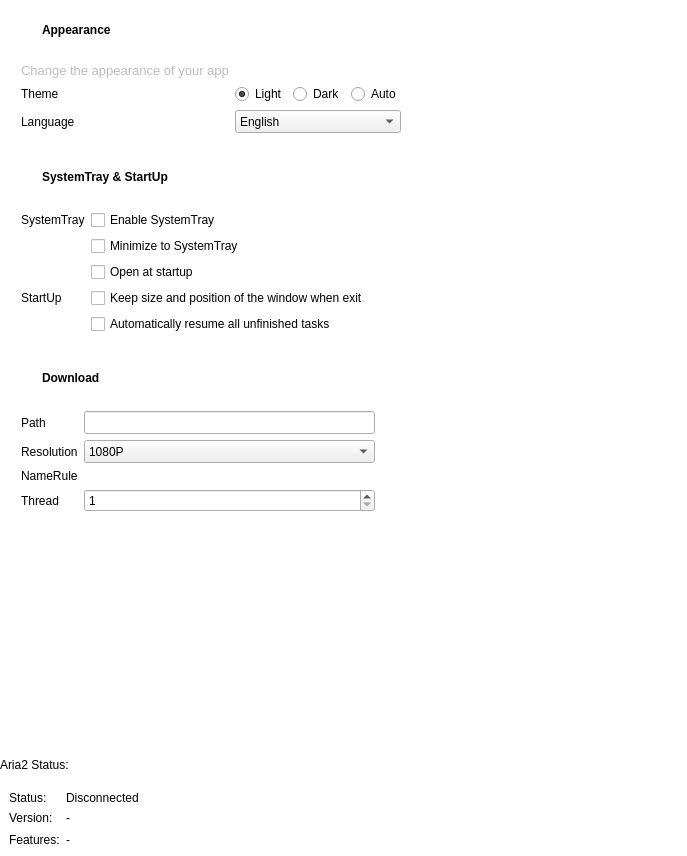
First picture: the form in sVanilla/src/ClientUi/Setting/DefaultSettings.ui, repository WangPengZhan/sVanilla, before the edit.
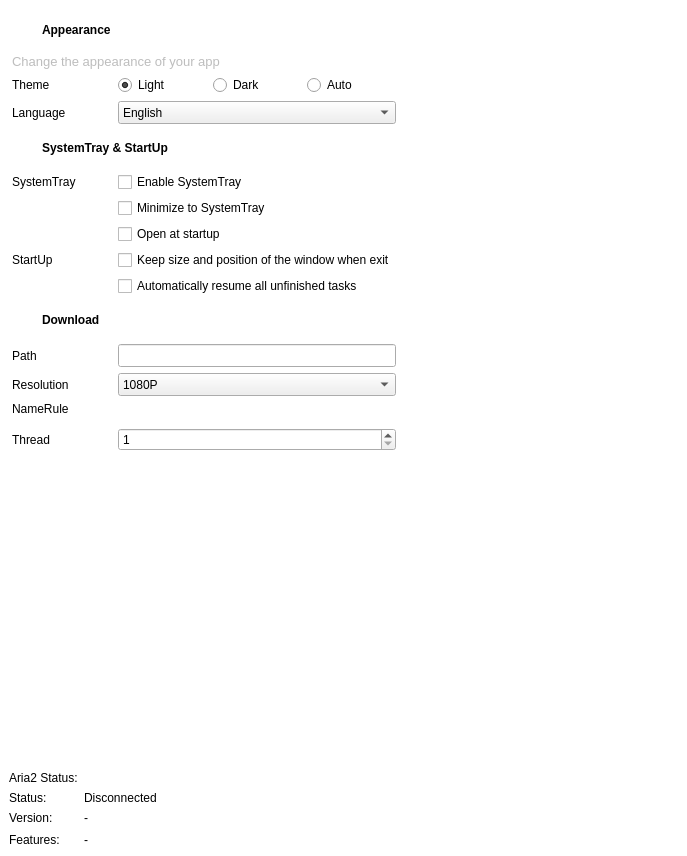
Second picture: the form after the edit. Icons and pictures are not drawn. Custom widgets are drawn as their Qt base class.

Commit message:
Update UI layout and style configurations
Refactored widget properties and layout structures for consistency and readability. Adjusted scrollbar slider color, improved spacing and margin settings, and modified button icons and text in the settings interface.

Patch:
```diff
--- a/sVanilla/src/ClientUi/Setting/DefaultSettings.ui
+++ b/sVanilla/src/ClientUi/Setting/DefaultSettings.ui
@@ -54,13 +54,10 @@
         <x>0</x>
         <y>0</y>
         <width>687</width>
-        <height>722</height>
+           <height>708</height>
        </rect>
       </property>
-      <layout class="QVBoxLayout" name="verticalLayout_4">
-       <property name="spacing">
-        <number>6</number>
-       </property>
+         <layout class="QGridLayout" name="gridLayout_4">
        <property name="leftMargin">
         <number>12</number>
        </property>
@@ -73,9 +70,9 @@
        <property name="bottomMargin">
         <number>12</number>
        </property>
-       <item>
-        <widget class="QWidget" name="widgetAppearanceTitle" native="true">
-         <layout class="QHBoxLayout" name="horizontalLayout_5">
+             <item row="16" column="0" colspan="2">
+                 <widget class="QWidget" name="widgetDownloadTitle" native="true">
+                     <layout class="QHBoxLayout" name="horizontalLayout_9">
           <property name="leftMargin">
            <number>0</number>
           </property>
@@ -89,7 +86,7 @@
            <number>0</number>
           </property>
           <item>
-           <widget class="QPushButton" name="btnAppearanceIcon">
+              <widget class="QPushButton" name="pushButton_2">
             <property name="minimumSize">
              <size>
               <width>24</width>
@@ -123,19 +120,19 @@
            </widget>
           </item>
           <item>
-           <widget class="QLabel" name="label_2">
+              <widget class="QLabel" name="labelDownload">
             <property name="font">
              <font>
               <bold>true</bold>
              </font>
             </property>
             <property name="text">
-             <string>Appearance</string>
+                <string>Download</string>
             </property>
            </widget>
           </item>
           <item>
-           <spacer name="horizontalSpacer_6">
+              <spacer name="horizontalSpacer_8">
             <property name="orientation">
              <enum>Qt::Orientation::Horizontal</enum>
             </property>
@@ -150,43 +147,8 @@
          </layout>
         </widget>
        </item>
-       <item>
-        <widget class="DividingLine" name="dividingApperanceFirst" native="true"/>
-       </item>
-       <item>
-        <widget class="QWidget" name="widgetApperance" native="true">
-         <layout class="QGridLayout" name="gridLayout_5">
-          <property name="bottomMargin">
-           <number>20</number>
-          </property>
-          <item row="3" column="2">
-           <spacer name="horizontalSpacer">
-            <property name="orientation">
-             <enum>Qt::Orientation::Horizontal</enum>
-            </property>
-            <property name="sizeHint" stdset="0">
-             <size>
-              <width>40</width>
-              <height>20</height>
-             </size>
-            </property>
-           </spacer>
-          </item>
-          <item row="2" column="2">
-           <spacer name="horizontalSpacer_2">
-            <property name="orientation">
-             <enum>Qt::Orientation::Horizontal</enum>
-            </property>
-            <property name="sizeHint" stdset="0">
-             <size>
-              <width>40</width>
-              <height>20</height>
-             </size>
-            </property>
-           </spacer>
-          </item>
-          <item row="2" column="1">
-           <widget class="QWidget" name="widget" native="true">
+             <item row="3" column="1">
+                 <widget class="QWidget" name="widgetThemeBtn" native="true">
             <layout class="QHBoxLayout" name="horizontalLayout">
              <property name="leftMargin">
               <number>0</number>
@@ -227,79 +189,144 @@
             </layout>
            </widget>
           </item>
+             <item row="21" column="1">
+                 <widget class="QWidget" name="widget_2" native="true">
+                     <property name="sizePolicy">
+                         <sizepolicy hsizetype="Preferred" vsizetype="Fixed">
+                             <horstretch>0</horstretch>
+                             <verstretch>0</verstretch>
+                         </sizepolicy>
+                     </property>
+                     <layout class="QVBoxLayout" name="verticalLayout_3">
+                         <property name="leftMargin">
+                             <number>0</number>
+                         </property>
+                         <property name="topMargin">
+                             <number>0</number>
+                         </property>
+                         <property name="rightMargin">
+                             <number>0</number>
+                         </property>
+                         <property name="bottomMargin">
+                             <number>0</number>
+                         </property>
+                     </layout>
+                 </widget>
+             </item>
+             <item row="18" column="0">
+                 <widget class="QLabel" name="labelDownloadPathIdentifier">
+                     <property name="sizePolicy">
+                         <sizepolicy hsizetype="Preferred" vsizetype="Preferred">
+                             <horstretch>0</horstretch>
+                             <verstretch>0</verstretch>
+                         </sizepolicy>
+                     </property>
+                     <property name="baseSize">
+                         <size>
+                             <width>0</width>
+                             <height>20</height>
+                         </size>
+                     </property>
+                     <property name="text">
+                         <string>Path</string>
+                     </property>
+                 </widget>
+             </item>
+             <item row="18" column="1">
+                 <widget class="::FileSelector" name="folderSelectorDownloadPath">
+                     <property name="minimumSize">
+                         <size>
+                             <width>0</width>
+                             <height>23</height>
+                         </size>
+                     </property>
+                 </widget>
+             </item>
+             <item row="14" column="0">
+                 <widget class="QLabel" name="labelStartUpIdentifier">
+                     <property name="sizePolicy">
+                         <sizepolicy hsizetype="Preferred" vsizetype="Preferred">
+                             <horstretch>0</horstretch>
+                             <verstretch>0</verstretch>
+                         </sizepolicy>
+                     </property>
+                     <property name="text">
+                         <string>StartUp</string>
+                     </property>
+                 </widget>
+             </item>
+             <item row="19" column="1">
+                 <widget class="QComboBox" name="comboBoxResolution">
+                     <property name="minimumSize">
+                         <size>
+                             <width>0</width>
+                             <height>23</height>
+                         </size>
+                     </property>
+                     <item>
+                         <property name="text">
+                             <string>1080P</string>
+                         </property>
+                     </item>
+                     <item>
+                         <property name="text">
+                             <string>720P</string>
+                         </property>
+                     </item>
+                 </widget>
+             </item>
+             <item row="14" column="1">
+                 <widget class="QCheckBox" name="checkBoxKeepState">
+                     <property name="text">
+                         <string>Keep size and position of the window when exit</string>
+                     </property>
+                 </widget>
+             </item>
+             <item row="17" column="0" colspan="3">
+                 <widget class="DividingLine" name="dividingDownload" native="true"/>
+             </item>
+             <item row="25" column="1">
+                 <widget class="QSpinBox" name="spinBoxThread">
+                     <property name="sizePolicy">
+                         <sizepolicy hsizetype="Minimum" vsizetype="Preferred">
+                             <horstretch>0</horstretch>
+                             <verstretch>0</verstretch>
+                         </sizepolicy>
+                     </property>
+                     <property name="minimumSize">
+                         <size>
+                             <width>0</width>
+                             <height>23</height>
+                         </size>
+                     </property>
+                     <property name="minimum">
+                         <number>1</number>
+                     </property>
+                     <property name="maximum">
+                         <number>64</number>
+                     </property>
+                     <property name="singleStep">
+                         <number>1</number>
+                     </property>
+                 </widget>
+             </item>
+             <item row="26" column="0">
+                 <spacer name="verticalSpacer">
+                     <property name="orientation">
+                         <enum>Qt::Vertical</enum>
+                     </property>
+                     <property name="sizeHint" stdset="0">
+                         <size>
+                             <width>17</width>
+                             <height>47</height>
+                         </size>
+                     </property>
+                 </spacer>
+             </item>
+             <item row="1" column="0" colspan="3">
+                 <widget class="DividingLine" name="dividingApperanceFirst" native="true"/>
+             </item>
           <item row="3" column="0">
-           <widget class="QLabel" name="labelLanguageIdentifier">
-            <property name="sizePolicy">
-             <sizepolicy hsizetype="Preferred" vsizetype="Preferred">
-              <horstretch>0</horstretch>
-              <verstretch>0</verstretch>
-             </sizepolicy>
-            </property>
-            <property name="text">
-             <string>Language</string>
-            </property>
-           </widget>
-          </item>
-          <item row="1" column="0">
-           <widget class="QLabel" name="labelAppearanceExpain">
-            <property name="palette">
-             <palette>
-              <active>
-               <colorrole role="WindowText">
-                <brush brushstyle="SolidPattern">
-                 <color alpha="66">
-                  <red>0</red>
-                  <green>0</green>
-                  <blue>0</blue>
-                 </color>
-                </brush>
-               </colorrole>
-              </active>
-              <inactive>
-               <colorrole role="WindowText">
-                <brush brushstyle="SolidPattern">
-                 <color alpha="66">
-                  <red>0</red>
-                  <green>0</green>
-                  <blue>0</blue>
-                 </color>
-                </brush>
-               </colorrole>
-              </inactive>
-              <disabled/>
-             </palette>
-            </property>
-            <property name="font">
-             <font>
-              <pointsize>10</pointsize>
-             </font>
-            </property>
-            <property name="text">
-             <string>Change the appearance of your app</string>
-            </property>
-           </widget>
-          </item>
-          <item row="3" column="1">
-           <widget class="QComboBox" name="comboBoxLanguge">
-            <property name="minimumSize">
-             <size>
-              <width>0</width>
-              <height>23</height>
-             </size>
-            </property>
-            <item>
-             <property name="text">
-              <string>English</string>
-             </property>
-            </item>
-            <item>
-             <property name="text">
-              <string>中文</string>
-             </property>
-            </item>
-           </widget>
-          </item>
-          <item row="2" column="0">
            <widget class="QLabel" name="labelTheme">
             <property name="enabled">
              <bool>true</bool>
@@ -310,6 +337,12 @@
               <verstretch>0</verstretch>
              </sizepolicy>
             </property>
+                     <property name="minimumSize">
+                         <size>
+                             <width>100</width>
+                             <height>0</height>
+                         </size>
+                     </property>
             <property name="baseSize">
              <size>
               <width>0</width>
@@ -321,10 +354,7 @@
             </property>
            </widget>
           </item>
-         </layout>
-        </widget>
-       </item>
-       <item>
+             <item row="7" column="0" colspan="2">
         <widget class="QWidget" name="widgetSystenTrayTitle" native="true">
          <layout class="QHBoxLayout" name="horizontalLayout_8">
           <property name="leftMargin">
@@ -401,95 +431,89 @@
          </layout>
         </widget>
        </item>
-       <item>
-        <widget class="DividingLine" name="dividingSystemTray" native="true"/>
-       </item>
-       <item>
-        <widget class="QWidget" name="widgetSystemTray" native="true">
-         <layout class="QGridLayout" name="gridLayout_3">
-          <property name="bottomMargin">
-           <number>20</number>
-          </property>
-          <item row="0" column="0">
-           <widget class="QLabel" name="labelSystemTray">
-            <property name="sizePolicy">
-             <sizepolicy hsizetype="Preferred" vsizetype="Preferred">
-              <horstretch>0</horstretch>
-              <verstretch>0</verstretch>
-             </sizepolicy>
-            </property>
+             <item row="10" column="1">
+                 <widget class="QCheckBox" name="checkBoxEnableTray">
             <property name="text">
-             <string>SystemTray</string>
+                         <string>Enable SystemTray</string>
             </property>
            </widget>
           </item>
-          <item row="3" column="1">
-           <widget class="QCheckBox" name="checkBoxMinToTray">
-            <property name="text">
-             <string>Minimize to SystemTray</string>
-            </property>
-           </widget>
-          </item>
-          <item row="5" column="0">
-           <widget class="QLabel" name="labelStartUpIdentifier">
-            <property name="sizePolicy">
-             <sizepolicy hsizetype="Preferred" vsizetype="Preferred">
-              <horstretch>0</horstretch>
-              <verstretch>0</verstretch>
-             </sizepolicy>
-            </property>
-            <property name="text">
-             <string>StartUp</string>
-            </property>
-           </widget>
-          </item>
-          <item row="8" column="1">
+             <item row="15" column="1">
            <widget class="QCheckBox" name="checkBoxResumeTask">
             <property name="text">
              <string>Automatically resume all unfinished tasks</string>
             </property>
            </widget>
           </item>
-          <item row="4" column="1">
+             <item row="5" column="0">
+                 <widget class="QLabel" name="labelLanguageIdentifier">
+                     <property name="sizePolicy">
+                         <sizepolicy hsizetype="Preferred" vsizetype="Preferred">
+                             <horstretch>0</horstretch>
+                             <verstretch>0</verstretch>
+                         </sizepolicy>
+                     </property>
+                     <property name="text">
+                         <string>Language</string>
+                     </property>
+                 </widget>
+             </item>
+             <item row="10" column="0">
+                 <widget class="QLabel" name="labelSystemTray">
+                     <property name="sizePolicy">
+                         <sizepolicy hsizetype="Preferred" vsizetype="Preferred">
+                             <horstretch>0</horstretch>
+                             <verstretch>0</verstretch>
+                         </sizepolicy>
+                     </property>
+                     <property name="text">
+                         <string>SystemTray</string>
+                     </property>
+                 </widget>
+             </item>
+             <item row="10" column="2">
+                 <spacer name="horizontalSpacer">
+                     <property name="orientation">
+                         <enum>Qt::Horizontal</enum>
+                     </property>
+                     <property name="sizeHint" stdset="0">
+                         <size>
+                             <width>40</width>
+                             <height>20</height>
+                         </size>
+                     </property>
+                 </spacer>
+             </item>
+             <item row="5" column="1">
+                 <widget class="QComboBox" name="comboBoxLanguge">
+                     <property name="minimumSize">
+                         <size>
+                             <width>0</width>
+                             <height>23</height>
+                         </size>
+                     </property>
+                     <item>
+                         <property name="text">
+                             <string>English</string>
+                         </property>
+                     </item>
+                     <item>
+                         <property name="text">
+                             <string>中文</string>
+                         </property>
+                     </item>
+                 </widget>
+             </item>
+             <item row="12" column="1">
            <widget class="QCheckBox" name="checkBoxOpenStartup">
             <property name="text">
              <string>Open at startup</string>
             </property>
            </widget>
           </item>
-          <item row="0" column="1">
-           <widget class="QCheckBox" name="checkBoxEnableTray">
-            <property name="text">
-             <string>Enable SystemTray</string>
-            </property>
-           </widget>
-          </item>
-          <item row="0" column="2">
-           <spacer name="horizontalSpacer_12">
-            <property name="orientation">
-             <enum>Qt::Orientation::Horizontal</enum>
-            </property>
-            <property name="sizeHint" stdset="0">
-             <size>
-              <width>40</width>
-              <height>20</height>
-             </size>
-            </property>
-           </spacer>
-          </item>
-          <item row="5" column="1">
-           <widget class="QCheckBox" name="checkBoxKeepState">
-            <property name="text">
-             <string>Keep size and position of the window when exit</string>
-            </property>
-           </widget>
-          </item>
-         </layout>
-        </widget>
-       </item>
-       <item>
-        <widget class="QWidget" name="widgetDownloadTitle" native="true">
-         <layout class="QHBoxLayout" name="horizontalLayout_9">
+             <item row="0" column="0" colspan="2">
+                 <widget class="QWidget" name="widgetAppearanceTitle" native="true">
+                     <layout class="QHBoxLayout" name="horizontalLayout_5">
           <property name="leftMargin">
            <number>0</number>
           </property>
@@ -503,7 +527,7 @@
            <number>0</number>
           </property>
           <item>
-           <widget class="QPushButton" name="pushButton_2">
+              <widget class="QPushButton" name="btnAppearanceIcon">
             <property name="minimumSize">
              <size>
               <width>24</width>
@@ -537,19 +561,19 @@
            </widget>
           </item>
           <item>
-           <widget class="QLabel" name="labelDownload">
+              <widget class="QLabel" name="label_2">
             <property name="font">
              <font>
               <bold>true</bold>
              </font>
             </property>
             <property name="text">
-             <string>Download</string>
+                <string>Appearance</string>
             </property>
            </widget>
           </item>
           <item>
-           <spacer name="horizontalSpacer_8">
+              <spacer name="horizontalSpacer_6">
             <property name="orientation">
              <enum>Qt::Orientation::Horizontal</enum>
             </property>
@@ -564,80 +588,7 @@
          </layout>
         </widget>
        </item>
-       <item>
-        <widget class="DividingLine" name="dividingDownload" native="true"/>
-       </item>
-       <item>
-        <widget class="QWidget" name="widgetPath" native="true">
-         <layout class="QGridLayout" name="gridLayout">
-          <property name="bottomMargin">
-           <number>20</number>
-          </property>
-          <item row="3" column="1">
-           <widget class="QSpinBox" name="spinBoxThread">
-            <property name="sizePolicy">
-             <sizepolicy hsizetype="Minimum" vsizetype="Preferred">
-              <horstretch>0</horstretch>
-              <verstretch>0</verstretch>
-             </sizepolicy>
-            </property>
-            <property name="minimumSize">
-             <size>
-              <width>0</width>
-              <height>23</height>
-             </size>
-            </property>
-            <property name="minimum">
-             <number>1</number>
-            </property>
-            <property name="maximum">
-             <number>64</number>
-            </property>
-            <property name="singleStep">
-             <number>1</number>
-            </property>
-           </widget>
-          </item>
-          <item row="0" column="0">
-           <widget class="QLabel" name="labelDownloadPathIdentifier">
-            <property name="sizePolicy">
-             <sizepolicy hsizetype="Preferred" vsizetype="Preferred">
-              <horstretch>0</horstretch>
-              <verstretch>0</verstretch>
-             </sizepolicy>
-            </property>
-            <property name="baseSize">
-             <size>
-              <width>0</width>
-              <height>20</height>
-             </size>
-            </property>
-            <property name="text">
-             <string>Path</string>
-            </property>
-           </widget>
-          </item>
-          <item row="1" column="1">
-           <widget class="QComboBox" name="comboBoxResolution">
-            <property name="minimumSize">
-             <size>
-              <width>0</width>
-              <height>23</height>
-             </size>
-            </property>
-            <item>
-             <property name="text">
-              <string>1080P</string>
-             </property>
-            </item>
-            <item>
-             <property name="text">
-              <string>720P</string>
-             </property>
-            </item>
-           </widget>
-          </item>
-          <item row="1" column="0">
+             <item row="19" column="0">
            <widget class="QLabel" name="labelResolutionIdentifier">
             <property name="sizePolicy">
              <sizepolicy hsizetype="Preferred" vsizetype="Preferred">
@@ -656,27 +607,7 @@
             </property>
            </widget>
           </item>
-          <item row="0" column="1">
-           <widget class="::FileSelector" name="folderSelectorDownloadPath">
-            <property name="minimumSize">
-             <size>
-              <width>0</width>
-              <height>23</height>
-             </size>
-            </property>
-           </widget>
-          </item>
-          <item row="2" column="1">
-           <widget class="NameRuleWidget" name="widgetNameRule" native="true"/>
-          </item>
-          <item row="2" column="0">
-           <widget class="QLabel" name="label">
-            <property name="text">
-             <string>NameRule</string>
-            </property>
-           </widget>
-          </item>
-          <item row="3" column="0">
+             <item row="25" column="0">
            <widget class="QLabel" name="labelThread">
             <property name="sizePolicy">
              <sizepolicy hsizetype="Preferred" vsizetype="Preferred">
@@ -695,97 +626,99 @@
             </property>
            </widget>
           </item>
-          <item row="0" column="2">
-           <spacer name="horizontalSpacer_10">
-            <property name="orientation">
-             <enum>Qt::Orientation::Horizontal</enum>
-            </property>
-            <property name="sizeHint" stdset="0">
-             <size>
-              <width>40</width>
-              <height>20</height>
-             </size>
-            </property>
-           </spacer>
-          </item>
-         </layout>
-        </widget>
-       </item>
-       <item>
-        <spacer name="verticalSpacer">
-         <property name="orientation">
-          <enum>Qt::Orientation::Vertical</enum>
-         </property>
-         <property name="sizeHint" stdset="0">
-          <size>
-           <width>17</width>
-           <height>47</height>
-          </size>
-         </property>
-        </spacer>
-       </item>
-      </layout>
-     </widget>
-    </widget>
-   </item>
-   <item>
-    <widget class="QWidget" name="widgetAria2Title" native="true">
-     <layout class="QHBoxLayout" name="horizontalLayout_6">
-      <property name="leftMargin">
-       <number>0</number>
-      </property>
-      <property name="topMargin">
-       <number>6</number>
-      </property>
-      <property name="bottomMargin">
-       <number>0</number>
-      </property>
-      <item>
-       <widget class="QLabel" name="labelAria2Identifier">
+             <item row="2" column="0" colspan="2">
+                 <widget class="QLabel" name="labelAppearanceExpain">
+                     <property name="palette">
+                         <palette>
+                             <active>
+                                 <colorrole role="WindowText">
+                                     <brush brushstyle="SolidPattern">
+                                         <color alpha="66">
+                                             <red>0</red>
+                                             <green>0</green>
+                                             <blue>0</blue>
+                                         </color>
+                                     </brush>
+                                 </colorrole>
+                             </active>
+                             <inactive>
+                                 <colorrole role="WindowText">
+                                     <brush brushstyle="SolidPattern">
+                                         <color alpha="66">
+                                             <red>0</red>
+                                             <green>0</green>
+                                             <blue>0</blue>
+                                         </color>
+                                     </brush>
+                                 </colorrole>
+                             </inactive>
+                             <disabled/>
+                         </palette>
+                     </property>
+                     <property name="font">
+                         <font>
+                             <pointsize>10</pointsize>
+                         </font>
+                     </property>
+                     <property name="text">
+                         <string>Change the appearance of your app</string>
+                     </property>
+                 </widget>
+             </item>
+             <item row="11" column="1">
+                 <widget class="QCheckBox" name="checkBoxMinToTray">
+                     <property name="text">
+                         <string>Minimize to SystemTray</string>
+                     </property>
+                 </widget>
+             </item>
+             <item row="8" column="0" colspan="3">
+                 <widget class="DividingLine" name="dividingSystemTray" native="true"/>
+             </item>
+             <item row="20" column="0">
+                 <widget class="QLabel" name="label">
         <property name="text">
-         <string>Aria2 Status:</string>
+                         <string>NameRule</string>
         </property>
        </widget>
       </item>
-     </layout>
+             <item row="20" column="1">
+                 <widget class="NameRuleWidget" name="widgetNameRule" native="true">
+                     <property name="sizePolicy">
+                         <sizepolicy hsizetype="Preferred" vsizetype="Preferred">
+                             <horstretch>0</horstretch>
+                             <verstretch>0</verstretch>
+                         </sizepolicy>
+                     </property>
+        </widget>
+       </item>
+      </layout>
+     </widget>
     </widget>
    </item>
    <item>
     <widget class="QWidget" name="widgetAria2" native="true">
      <layout class="QGridLayout" name="gridLayout_2">
-      <item row="1" column="1">
-       <widget class="QLabel" name="labelAria2Version">
+               <item row="5" column="1" colspan="2">
+                   <widget class="QLabel" name="labelAria2Features">
         <property name="sizePolicy">
-         <sizepolicy hsizetype="Preferred" vsizetype="Minimum">
+                           <sizepolicy hsizetype="Expanding" vsizetype="Preferred">
           <horstretch>0</horstretch>
           <verstretch>0</verstretch>
          </sizepolicy>
         </property>
-        <property name="minimumSize">
-         <size>
-          <width>16</width>
-          <height>16</height>
-         </size>
-        </property>
         <property name="text">
          <string>-</string>
         </property>
         <property name="alignment">
-         <set>Qt::AlignmentFlag::AlignLeading|Qt::AlignmentFlag::AlignLeft|Qt::AlignmentFlag::AlignTop</set>
-        </property>
-       </widget>
-      </item>
-      <item row="0" column="1">
-       <widget class="QLabel" name="labelAria2Status">
-        <property name="text">
-         <string>Disconnected</string>
+                           <set>Qt::AlignLeading|Qt::AlignLeft|Qt::AlignTop</set>
+                       </property>
+                       <property name="wordWrap">
+                           <bool>true</bool>
         </property>
-        <property name="alignment">
-         <set>Qt::AlignmentFlag::AlignLeading|Qt::AlignmentFlag::AlignLeft|Qt::AlignmentFlag::AlignTop</set>
-        </property>
        </widget>
       </item>
-      <item row="1" column="0">
+               <item row="4" column="0">
        <widget class="QLabel" name="labelAria2VersionIdentifier">
         <property name="sizePolicy">
          <sizepolicy hsizetype="Preferred" vsizetype="Minimum">
@@ -807,27 +740,29 @@
         </property>
        </widget>
       </item>
-      <item row="0" column="2">
-       <spacer name="horizontalSpacer_4">
-        <property name="orientation">
-         <enum>Qt::Orientation::Horizontal</enum>
+               <item row="4" column="1">
+                   <widget class="QLabel" name="labelAria2Version">
+        <property name="sizePolicy">
+         <sizepolicy hsizetype="Preferred" vsizetype="Minimum">
+          <horstretch>0</horstretch>
+          <verstretch>0</verstretch>
+         </sizepolicy>
         </property>
-        <property name="sizeHint" stdset="0">
+        <property name="minimumSize">
          <size>
-          <width>0</width>
-          <height>0</height>
+          <width>16</width>
+          <height>16</height>
          </size>
         </property>
-       </spacer>
-      </item>
-      <item row="0" column="0">
-       <widget class="QLabel" name="labelAria2StatusIdentifier">
         <property name="text">
-         <string>Status:</string>
+            <string>-</string>
+        </property>
+        <property name="alignment">
+            <set>Qt::AlignLeading|Qt::AlignLeft|Qt::AlignTop</set>
         </property>
        </widget>
       </item>
-      <item row="2" column="0">
+               <item row="5" column="0">
        <widget class="QLabel" name="Aria2FeaturesLabel">
         <property name="text">
          <string>Features:</string>
@@ -837,22 +772,43 @@
         </property>
        </widget>
       </item>
-      <item row="2" column="1" colspan="2">
-       <widget class="QLabel" name="labelAria2Features">
-        <property name="sizePolicy">
-         <sizepolicy hsizetype="Expanding" vsizetype="Preferred">
-          <horstretch>0</horstretch>
-          <verstretch>0</verstretch>
-         </sizepolicy>
+               <item row="3" column="0">
+       <widget class="QLabel" name="labelAria2StatusIdentifier">
+        <property name="text">
+         <string>Status:</string>
         </property>
+       </widget>
+      </item>
+               <item row="3" column="1">
+                   <widget class="QLabel" name="labelAria2Status">
         <property name="text">
-         <string>-</string>
+            <string>Disconnected</string>
         </property>
         <property name="alignment">
          <set>Qt::AlignmentFlag::AlignLeading|Qt::AlignmentFlag::AlignLeft|Qt::AlignmentFlag::AlignTop</set>
         </property>
-        <property name="wordWrap">
-         <bool>true</bool>
+       </widget>
+      </item>
+               <item row="1" column="0" colspan="3">
+                   <widget class="DividingLine" name="dividingAria2" native="true"/>
+               </item>
+               <item row="3" column="2">
+                   <spacer name="horizontalSpacer_4">
+                       <property name="orientation">
+                           <enum>Qt::Horizontal</enum>
+                       </property>
+                       <property name="sizeHint" stdset="0">
+                           <size>
+                               <width>0</width>
+                               <height>0</height>
+                           </size>
+        </property>
+                   </spacer>
+               </item>
+               <item row="2" column="0">
+                   <widget class="QLabel" name="labelAria2Identifier">
+        <property name="text">
+            <string>Aria2 Status:</string>
         </property>
        </widget>
       </item>
```
Left out of the diff: 18 changed lines with no effect on the pictures. Lines whose indentation alone changed are shown as unchanged. The commit also changes 5 other files.
